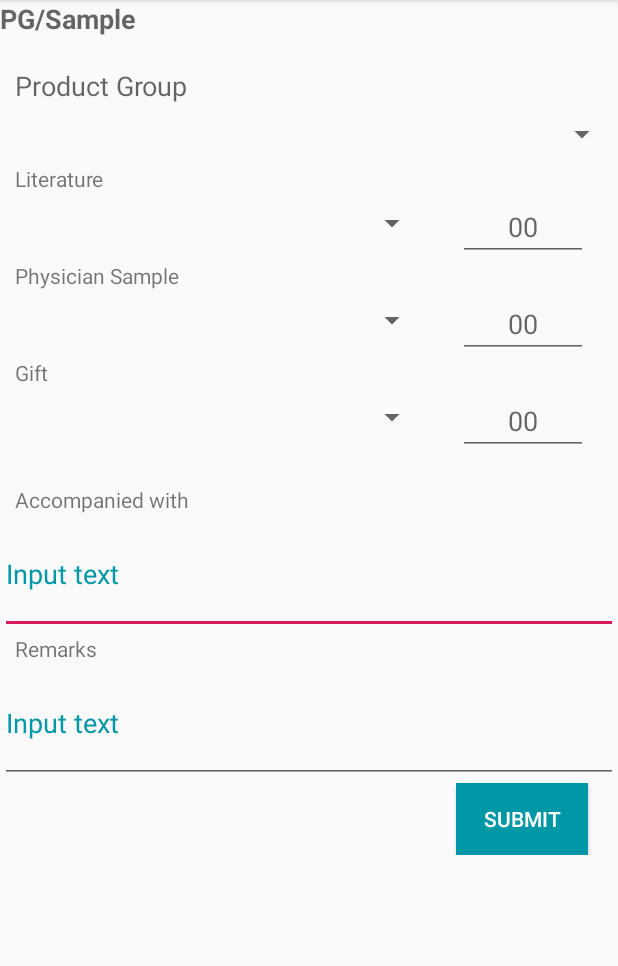
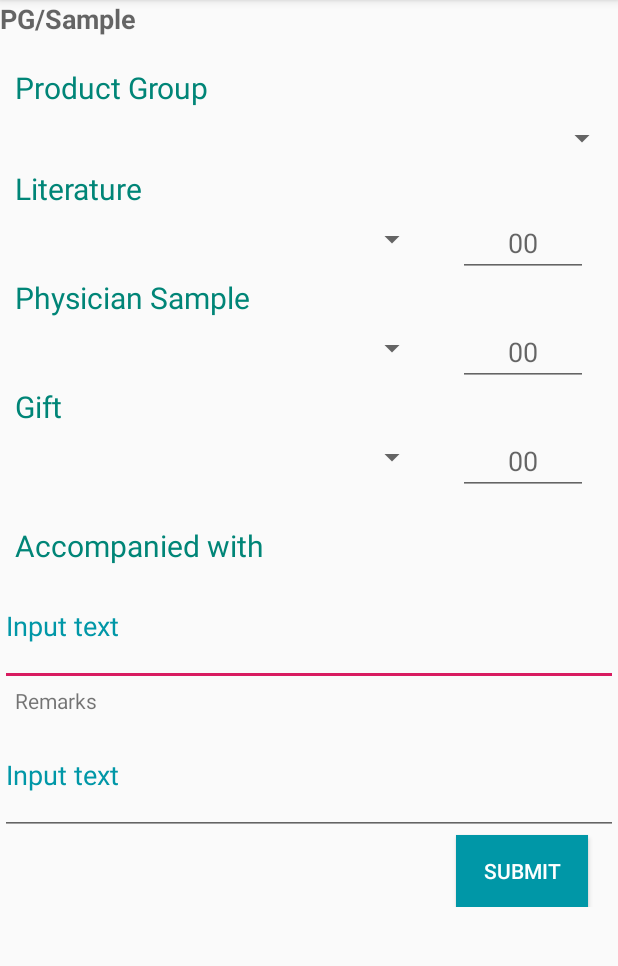
Before and after one commit to Shohanurcsevu/InternDCR, an Android app: the screen it shows after launch (MainActivity), on a phone screen of 412 x 824 dp, the part 84-1050 px from its top. Run offline under Robolectric (Android 15) with nearby library versions, the phone set to English and light mode, and no system bars; our stand-ins replace Volley; network calls fail.

Commit message:
Update activity_main.xml

```diff
--- a/app/src/main/res/layout/activity_main.xml
+++ b/app/src/main/res/layout/activity_main.xml
@@ -31,7 +31,10 @@
                 android:layout_height="wrap_content"
                 android:text="Product Group"
                 android:layout_marginLeft="10dp"
-                android:textAppearance="@style/Base.TextAppearance.AppCompat.Medium" />
+                android:textSize="20sp"
+                android:textColor="@color/grren2"
+
+                 />
 
             <Spinner
                 android:id="@+id/spinnerPG"
@@ -44,7 +47,8 @@
                 android:layout_height="wrap_content"
                 android:text="Literature"
                 android:layout_marginLeft="10dp"
-                android:textAppearance="@style/Base.TextAppearance.AppCompat.Small" />
+                android:textSize="20sp"
+                android:textColor="@color/grren2"/>
 
             <LinearLayout
                 android:layout_width="match_parent"
@@ -78,7 +82,8 @@
                 android:layout_height="wrap_content"
                 android:text="Physician Sample"
                 android:layout_marginLeft="10dp"
-                android:textAppearance="@style/Base.TextAppearance.AppCompat.Small" />
+                android:textSize="20sp"
+                android:textColor="@color/grren2" />
 
             <LinearLayout
                 android:layout_width="match_parent"
@@ -112,7 +117,8 @@
                 android:layout_height="wrap_content"
                 android:text="Gift"
                 android:layout_marginLeft="10dp"
-                android:textAppearance="@style/Base.TextAppearance.AppCompat.Small" />
+                android:textSize="20sp"
+                android:textColor="@color/grren2" />
 
             <LinearLayout
                 android:layout_width="match_parent"
@@ -152,7 +158,8 @@
                     android:layout_marginTop="20dp"
                     android:text="Accompanied with"
                     android:layout_marginLeft="10dp"
-                    android:textAppearance="@style/Base.TextAppearance.AppCompat.Small" />
+                    android:textSize="20sp"
+                    android:textColor="@color/grren2"/>
 
                 <EditText
                     android:id="@+id/editTextAccompained"
```
